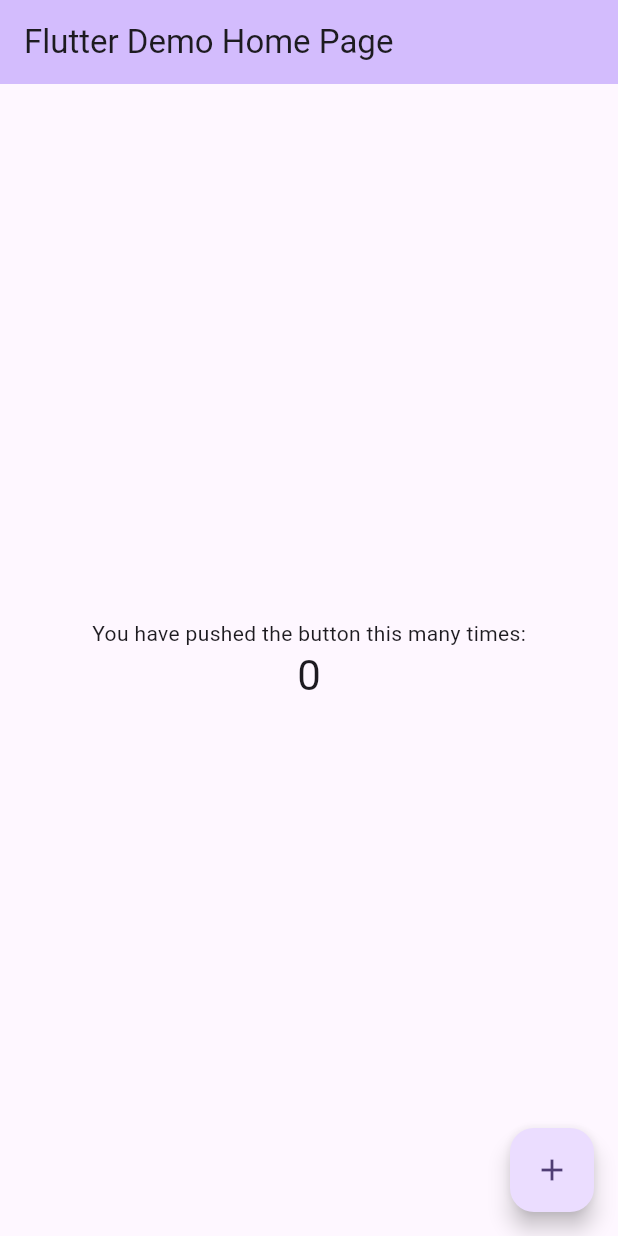
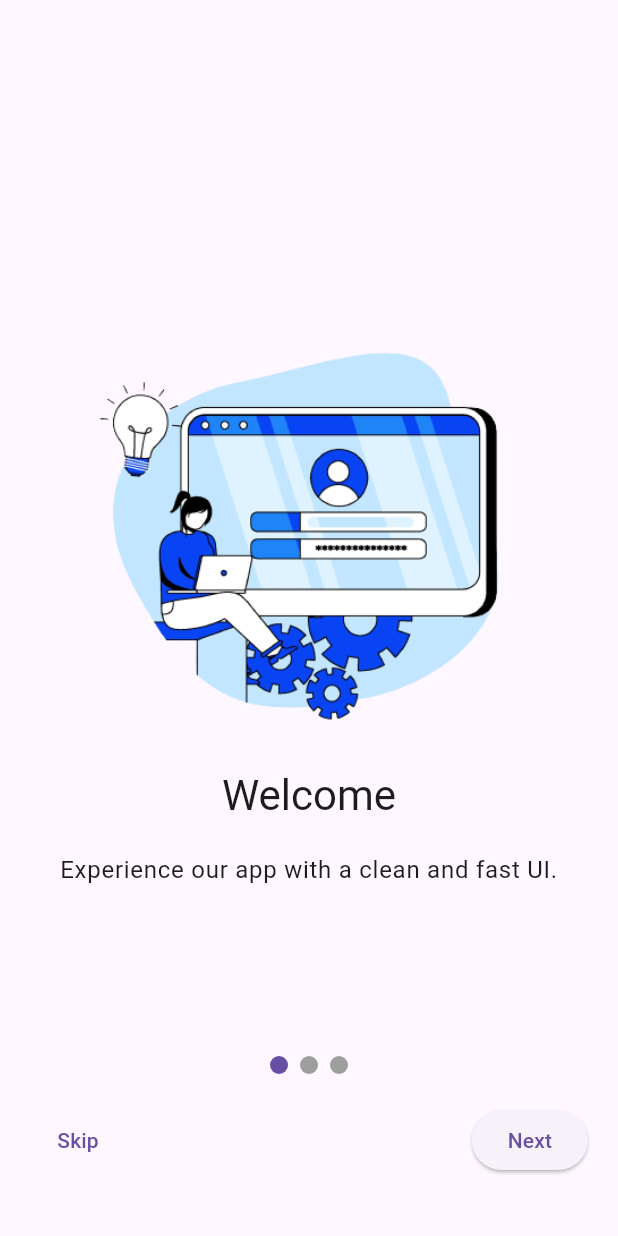
Before and after one commit to Ramahu/flutter_internship, a Flutter app: the screen it shows after launch, on a phone screen of 412 x 824 dp. Run offline on Flutter 3.47's test engine with Material 3 defaults, Android fonts, the phone set to English and light mode, and no system bars; drawn by our look-alikes of smooth_page_indicator.

Commit message:
Add onboarding

```diff
--- a/lib/main.dart
+++ b/lib/main.dart
@@ -1,4 +1,5 @@
 import 'package:flutter/material.dart';
+import 'screens/onboarding_screen.dart';
 
 void main() {
   runApp(const MyApp());
@@ -7,95 +8,14 @@ void main() {
 class MyApp extends StatelessWidget {
   const MyApp({super.key});
 
-  // This widget is the root of your application.
   @override
   Widget build(BuildContext context) {
     return MaterialApp(
-      title: 'Flutter Demo',
-      theme: ThemeData(
-        colorScheme: ColorScheme.fromSeed(seedColor: Colors.deepPurple),
-        useMaterial3: true,
-      ),
-      home: const MyHomePage(title: 'Flutter Demo Home Page'),
+      title: 'Onboarding Demo',
+      debugShowCheckedModeBanner: false,
+      theme: ThemeData.light(),
+      darkTheme: ThemeData.dark(),
+      home: const OnboardingScreen(),
     );
   }
 }
-
-class MyHomePage extends StatefulWidget {
-  const MyHomePage({super.key, required this.title});
-
-  final String title;
-
-  @override
-  State<MyHomePage> createState() => _MyHomePageState();
-}
-
-class _MyHomePageState extends State<MyHomePage> {
-  int _counter = 0;
-
-  void _incrementCounter() {
-    setState(() {
-      // This call to setState tells the Flutter framework that something has
-      // changed in this State, which causes it to rerun the build method below
-      // so that the display can reflect the updated values. If we changed
-      // _counter without calling setState(), then the build method would not be
-      // called again, and so nothing would appear to happen.
-      _counter++;
-    });
-  }
-
-  @override
-  Widget build(BuildContext context) {
-    // This method is rerun every time setState is called, for instance as done
-    // by the _incrementCounter method above.
-    //
-    // The Flutter framework has been optimized to make rerunning build methods
-    // fast, so that you can just rebuild anything that needs updating rather
-    // than having to individually change instances of widgets.
-    return Scaffold(
-      appBar: AppBar(
-        // TRY THIS: Try changing the color here to a specific color (to
-        // Colors.amber, perhaps?) and trigger a hot reload to see the AppBar
-        // change color while the other colors stay the same.
-        backgroundColor: Theme.of(context).colorScheme.inversePrimary,
-        // Here we take the value from the MyHomePage object that was created by
-        // the App.build method, and use it to set our appbar title.
-        title: Text(widget.title),
-      ),
-      body: Center(
-        // Center is a layout widget. It takes a single child and positions it
-        // in the middle of the parent.
-        child: Column(
-          // Column is also a layout widget. It takes a list of children and
-          // arranges them vertically. By default, it sizes itself to fit its
-          // children horizontally, and tries to be as tall as its parent.
-          //
-          // Column has various properties to control how it sizes itself and
-          // how it positions its children. Here we use mainAxisAlignment to
-          // center the children vertically; the main axis here is the vertical
-          // axis because Columns are vertical (the cross axis would be
-          // horizontal).
-          //
-          // TRY THIS: Invoke "debug painting" (choose the "Toggle Debug Paint"
-          // action in the IDE, or press "p" in the console), to see the
-          // wireframe for each widget.
-          mainAxisAlignment: MainAxisAlignment.center,
-          children: <Widget>[
-            const Text(
-              'You have pushed the button this many times:',
-            ),
-            Text(
-              '$_counter',
-              style: Theme.of(context).textTheme.headlineMedium,
-            ),
-          ],
-        ),
-      ),
-      floatingActionButton: FloatingActionButton(
-        onPressed: _incrementCounter,
-        tooltip: 'Increment',
-        child: const Icon(Icons.add),
-      ), // This trailing comma makes auto-formatting nicer for build methods.
-    );
-  }
-}
--- /dev/null
+++ b/lib/screens/onboarding_screen.dart
@@ -0,0 +1,99 @@
+import 'package:flutter/material.dart';
+import 'package:smooth_page_indicator/smooth_page_indicator.dart';
+import '../navigator.dart';
+import 'home_screen.dart';
+import 'widgets/onboarding_widget.dart';
+
+class OnboardingScreen extends StatefulWidget {
+  const OnboardingScreen({super.key});
+
+  @override
+  State<OnboardingScreen> createState() => _OnboardingScreenState();
+}
+
+class _OnboardingScreenState extends State<OnboardingScreen> {
+  final PageController _controller = PageController();
+  bool onLastPage = false;
+
+  @override
+  Widget build(BuildContext context) {
+    return Scaffold(
+      body: Stack(
+        children: [
+          PageView(
+            controller: _controller,
+            onPageChanged: (index) {
+              setState(() {
+                onLastPage = (index == 2);
+              });
+            },
+            children: const [
+              OnboardingPage(
+                imagePath: 'assets/onboarding1.png',
+                title: 'Welcome',
+                description: 'Experience our app with a clean and fast UI.',
+              ),
+              OnboardingPage(
+                imagePath:  'assets/onboarding2.png',
+                title: 'Secure',
+                description: 'Your data is safe with us at all times.',
+              ),
+              OnboardingPage(
+                imagePath:  'assets/onboarding3.png',
+                title: 'Fast Performance',
+                description: 'Enjoy blazing fast speed across all platforms.',
+              ),
+            ],
+          ),
+
+          Positioned(
+            bottom: 40,
+            left: 20,
+            right: 20,
+            child: Column(
+              children: [
+                SmoothPageIndicator(
+                  controller: _controller,
+                  count: 3,
+                  effect: WormEffect(
+                    dotHeight: 12,
+                    dotWidth: 12,
+                    activeDotColor: Theme.of(context).colorScheme.primary,
+                  ),
+                ),
+                const SizedBox(height: 20),
+                Row(
+                  mainAxisAlignment: MainAxisAlignment.spaceBetween,
+                  children: [
+                    TextButton(
+                      onPressed: () {
+                        _controller.jumpToPage(2);
+                      },
+                      child: const Text('Skip'),
+                    ),
+                    onLastPage
+                        ? ElevatedButton(
+                      onPressed: () {
+                        navigateAndReplace( context,const HomeScreen());
+                      },
+                      child: const Text('Get Started'),
+                    )
+                        : ElevatedButton(
+                      onPressed: () {
+                        _controller.nextPage(
+                          duration: const Duration(milliseconds: 500),
+                          curve: Curves.easeInOut,
+                        );
+                      },
+                      child: const Text('Next'),
+                    ),
+                  ],
+                ),
+              ],
+            ),
+          )
+        ],
+      ),
+    );
+  }
+}
--- /dev/null
+++ b/lib/screens/widgets/onboarding_widget.dart
@@ -0,0 +1,42 @@
+import 'package:flutter/material.dart';
+
+class OnboardingPage extends StatelessWidget {
+  final  String imagePath;
+  final String title;
+  final String description;
+
+  const OnboardingPage({
+    super.key,
+    required this.imagePath,
+    required this.title,
+    required this.description,
+  });
+
+  @override
+  Widget build(BuildContext context) {
+    return Container(
+      padding: const EdgeInsets.all(40),
+      child: Column(
+        mainAxisAlignment: MainAxisAlignment.center,
+        children: [
+          Image(
+            height: 250,
+            image: AssetImage(imagePath),
+          ),
+          const SizedBox(height: 30),
+          Text(
+            title,
+            style: Theme.of(context).textTheme.headlineMedium,
+            textAlign: TextAlign.center,
+          ),
+          const SizedBox(height: 20),
+          Text(
+            description,
+            style: Theme.of(context).textTheme.bodyLarge,
+            textAlign: TextAlign.center,
+          ),
+        ],
+      ),
+    );
+  }
+}
--- a/pubspec.yaml
+++ b/pubspec.yaml
@@ -17,6 +17,7 @@ dependencies:
   # The following adds the Cupertino Icons font to your application.
   # Use with the CupertinoIcons class for iOS style icons.
   cupertino_icons: ^1.0.8
+  smooth_page_indicator: ^1.1.0
 
 dev_dependencies:
   flutter_test:
@@ -37,7 +38,8 @@ flutter:
 
   # To add assets to your application, add an assets section, like this:
   assets:
-    - assets/logo.png
+    - assets/
+#    - assets/logo.png
   #   - images/a_dot_burr.jpeg
   #   - images/a_dot_ham.jpeg
 
```
Also changed, not shown: lib/colors.dart (added, +33 -0 lines), lib/navigator.dart (added, +25 -0 lines), lib/screens/home_screen.dart (added, +15 -0 lines), assets/onboarding1.png (added), assets/onboarding2.png (added), assets/onboarding3.png (added), lib/generated/assets.dart (added), pubspec.lock, 3 other files.
